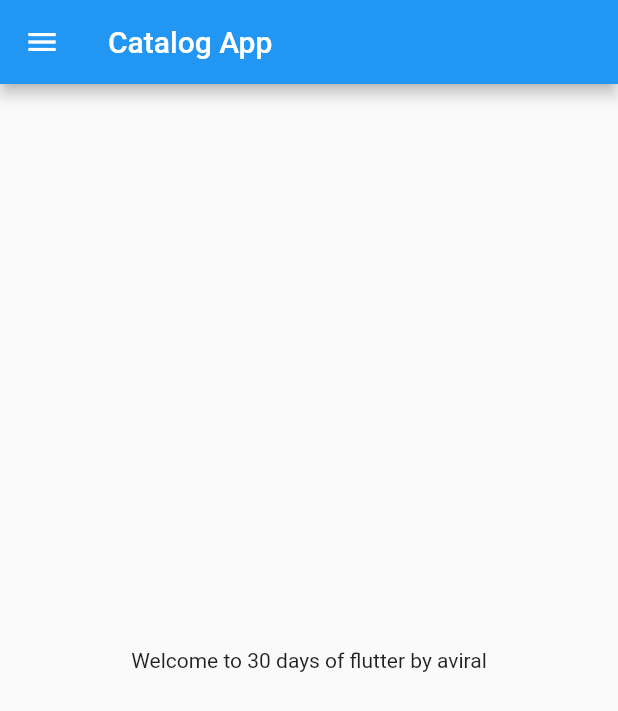
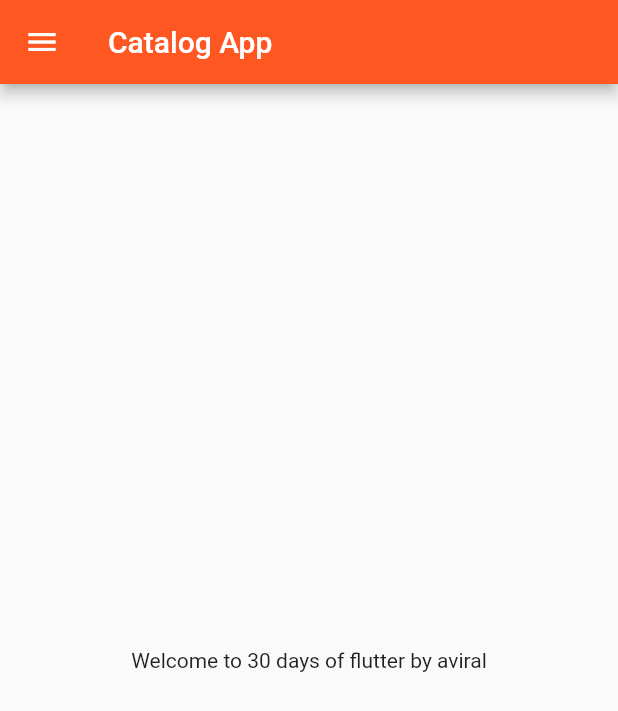
Before and after one commit to avi5079/30DaysOfFlutter, a Flutter app: the screen it shows after launch, on a phone screen of 412 x 824 dp. Shown: the top 711 px of the screen. Run offline on Flutter 3.47's test engine with Material 2 defaults, Android fonts, the phone set to English and light mode, and no system bars.

Commit message:
day3 completed

```diff
--- a/lib/main.dart
+++ b/lib/main.dart
@@ -1,5 +1,6 @@
 import 'package:flutter/material.dart';
-import './home_page.dart';
+import 'package:flutter_catalog/pages/login_page.dart';
+import 'pages/home_page.dart';
 
 void main() {
   runApp(const MyApp());
@@ -10,8 +11,20 @@ class MyApp extends StatelessWidget {
 
   @override
   Widget build(BuildContext context) {
-    return const MaterialApp(
-      home: HomePage(),
+    return MaterialApp(
+      // home: const HomePage(),
+      themeMode: ThemeMode.light,
+      theme: ThemeData(
+          primaryColor: Colors.deepPurple, primarySwatch: Colors.deepOrange),
+      darkTheme: ThemeData(
+        brightness: Brightness.dark,
+      ),
+      initialRoute: "/home",
+      routes: {
+        "/": (context) => const LoginPage(),
+        "/home": (context) => const HomePage(),
+        "/login": (context) => const LoginPage()
+      },
     );
   }
 }
```
Also changed, not shown: lib/pages/login_page.dart (added, +22 -0 lines), lib/pages/home_page.dart (renamed from lib/home_page.dart).
